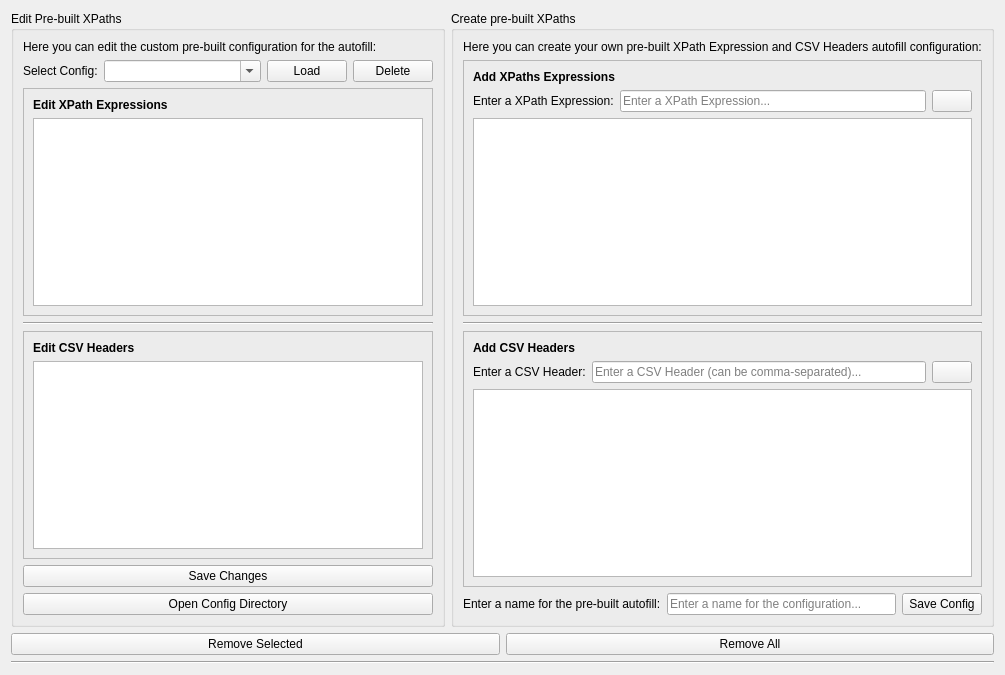
Above: src/gui/widgets/PreBuiltXPathsManager.ui from zaricj/XMLuvation before the change. Below: the same form after it.
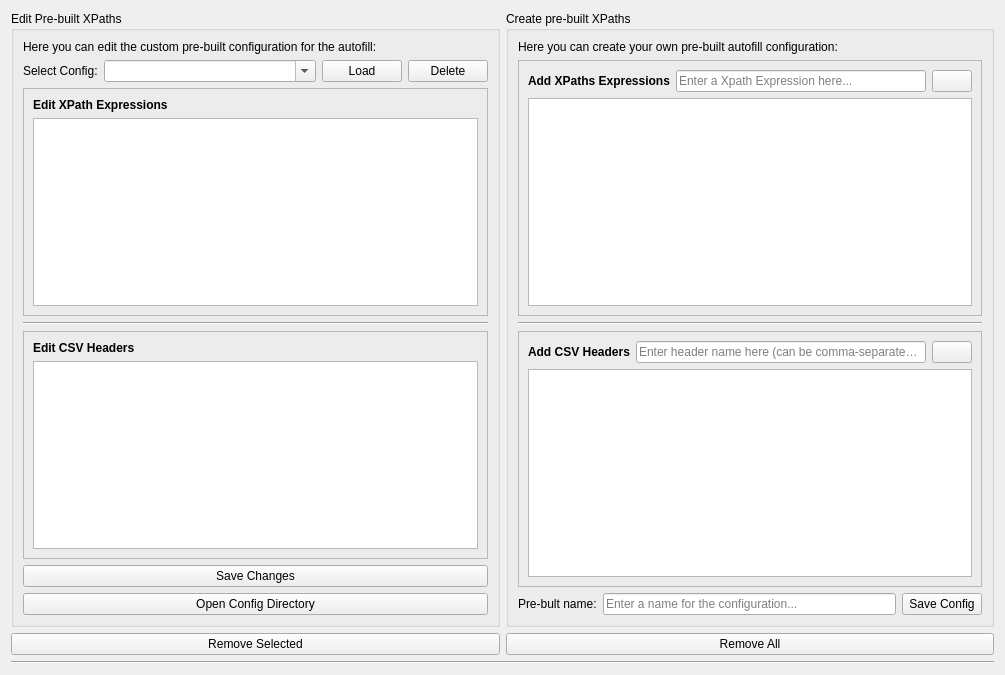
That is the form after the change. Icons and pictures are not drawn.

Patch:
```diff
--- a/src/gui/widgets/PreBuiltXPathsManager.ui
+++ b/src/gui/widgets/PreBuiltXPathsManager.ui
@@ -187,10 +187,10 @@
           <item>
            <widget class="QLabel" name="label">
             <property name="text">
-             <string>Here you can create your own pre-built XPath Expression and CSV Headers autofill configuration:</string>
+             <string>Here you can create your own pre-built autofill configuration:</string>
             </property>
             <property name="alignment">
-             <set>Qt::AlignmentFlag::AlignCenter</set>
+             <set>Qt::AlignmentFlag::AlignLeading|Qt::AlignmentFlag::AlignLeft|Qt::AlignmentFlag::AlignVCenter</set>
             </property>
            </widget>
           </item>
@@ -203,34 +203,24 @@
              <enum>QFrame::Shadow::Raised</enum>
             </property>
             <layout class="QVBoxLayout" name="verticalLayout_3">
-             <item>
-              <widget class="QLabel" name="label_5">
-               <property name="font">
-                <font>
-                 <bold>true</bold>
-                </font>
-               </property>
-               <property name="text">
-                <string>Add XPaths Expressions</string>
-               </property>
-               <property name="alignment">
-                <set>Qt::AlignmentFlag::AlignLeading|Qt::AlignmentFlag::AlignLeft|Qt::AlignmentFlag::AlignVCenter</set>
-               </property>
-              </widget>
-             </item>
              <item>
               <layout class="QHBoxLayout" name="horizontalLayout_3">
                <item>
                 <widget class="QLabel" name="label_2">
+                 <property name="font">
+                  <font>
+                   <bold>true</bold>
+                  </font>
+                 </property>
                  <property name="text">
-                  <string>Enter a XPath Expression:</string>
+                  <string>Add XPaths Expressions</string>
                  </property>
                 </widget>
                </item>
                <item>
                 <widget class="QLineEdit" name="line_edit_xpath_expression">
                  <property name="placeholderText">
-                  <string>Enter a XPath Expression...</string>
+                  <string>Enter a Xpath Expression here...</string>
                  </property>
                 </widget>
                </item>
@@ -275,34 +265,24 @@
              <enum>QFrame::Shadow::Raised</enum>
             </property>
             <layout class="QVBoxLayout" name="verticalLayout_6">
-             <item>
-              <widget class="QLabel" name="label_6">
-               <property name="font">
-                <font>
-                 <bold>true</bold>
-                </font>
-               </property>
-               <property name="text">
-                <string>Add CSV Headers</string>
-               </property>
-               <property name="alignment">
-                <set>Qt::AlignmentFlag::AlignLeading|Qt::AlignmentFlag::AlignLeft|Qt::AlignmentFlag::AlignVCenter</set>
-               </property>
-              </widget>
-             </item>
              <item>
               <layout class="QHBoxLayout" name="horizontalLayout_4">
                <item>
                 <widget class="QLabel" name="label_3">
+                 <property name="font">
+                  <font>
+                   <bold>true</bold>
+                  </font>
+                 </property>
                  <property name="text">
-                  <string>Enter a CSV Header:</string>
+                  <string>Add CSV Headers</string>
                  </property>
                 </widget>
                </item>
                <item>
                 <widget class="QLineEdit" name="line_edit_csv_header">
                  <property name="placeholderText">
-                  <string>Enter a CSV Header (can be comma-separated)...</string>
+                  <string>Enter header name here (can be comma-separated)...</string>
                  </property>
                 </widget>
                </item>
@@ -336,7 +316,7 @@
             <item>
              <widget class="QLabel" name="label_4">
               <property name="text">
-               <string>Enter a name for the pre-built autofill:</string>
+               <string>Pre-bult name:</string>
               </property>
              </widget>
             </item>
```
